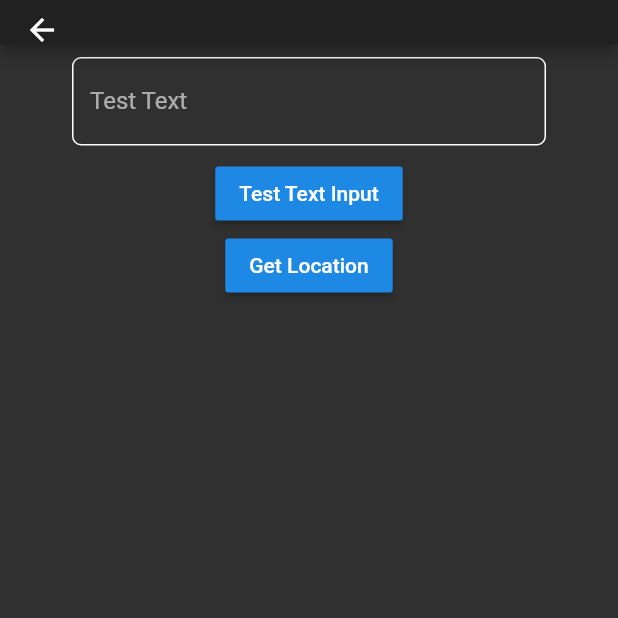
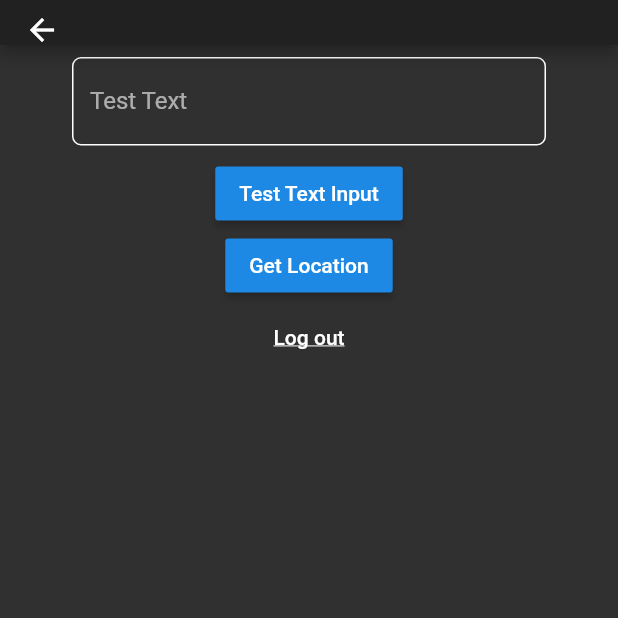
Before and after one commit to algorithmike/eop-mobile, a Flutter app: the CreateContentPage screen opened directly with empty values, on a phone screen of 412 x 824 dp, the top half of it. Run offline on Flutter 3.47's test engine with Material 2 defaults, Android fonts, the phone set to English and light mode, and no system bars; our stand-ins replace flutter_secure_storage, geolocator, graphql_flutter; accounts and stored records are empty.

```diff
--- a/lib/pages/CreateContentPage.dart
+++ b/lib/pages/CreateContentPage.dart
@@ -16,8 +16,26 @@ class CreateContentPage extends StatefulWidget {
 }
 
 class _CreateContentPageState extends State<CreateContentPage> {
+  final secureStorage = SecureStorage();
   final locator = GPSLocation();
   final TextEditingController controller = TextEditingController();
+  final String register = """
+            mutation CreateContent(
+              \$email: String!,
+              \$password: String!,
+              \$username: String!
+            ){
+                createContent(
+                    data: {
+                      email: \$email,
+                      password: \$password,
+                      username: \$username
+                    }
+                ){
+                    token
+                }
+            }
+    """;
 
   @override
   Widget build(BuildContext context) {
@@ -27,7 +45,8 @@ class _CreateContentPageState extends State<CreateContentPage> {
         toolbarHeight: 30.0,
         title: Text(widget.title),
       ),
-      body: Center(
+      body: SingleChildScrollView(
+        child: Center(
           child: Column(
             children: [
               CredentialsInput(
@@ -48,7 +67,21 @@ class _CreateContentPageState extends State<CreateContentPage> {
                   print(await locator.getCurrentLocation());
                 },
               ),
+              FlatButton(
+                onPressed: () {
+                  secureStorage.deleteAuthToken().then((result) {
+                    Navigator.pop(context);
+                  });
+                },
+                child: Text(
+                  'Log out',
+                  style: TextStyle(
+                    decoration: TextDecoration.underline,
+                  ),
+                ),
+              ),
             ],
+          ),
         ),
       ),
     );
```
Also changed, not shown: lib/components/GQLClient.dart (+18 -3 lines), lib/pages/LoginPage.dart (+10 -3 lines). Lines whose indentation alone changed are shown as unchanged.
